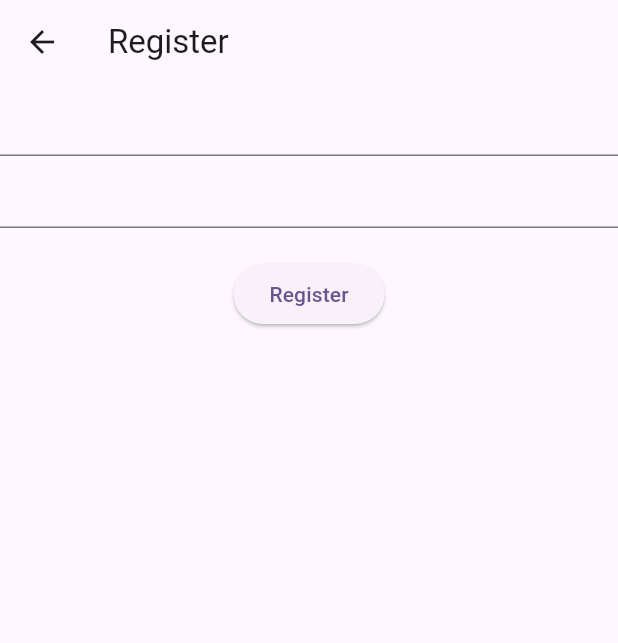
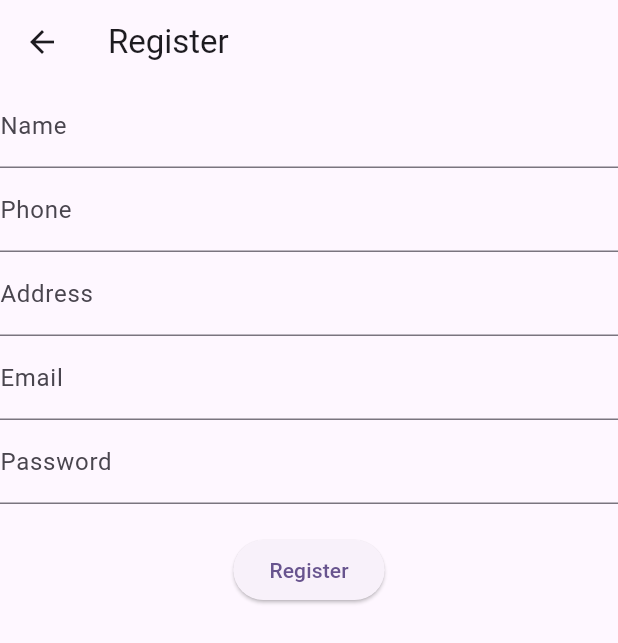
Before and after one commit to MuhammadAliKust/Flutter-B23-Firebase, a Flutter app: the RegisterView screen opened directly, on a phone screen of 412 x 824 dp. Shown: the top 643 px of the screen. Run offline on Flutter 3.47's test engine with Material 3 defaults, Android fonts, the phone set to English and light mode, and no system bars; our stand-ins replace cloud_firestore, firebase_auth, firebase_core; accounts and stored records are empty.

Commit message:
Create Profile Done

```diff
--- /dev/null
+++ b/lib/models/user.dart
@@ -0,0 +1,44 @@
+// To parse this JSON data, do
+//
+//     final userModel = userModelFromJson(jsonString);
+
+import 'dart:convert';
+
+UserModel userModelFromJson(String str) => UserModel.fromJson(json.decode(str));
+
+
+class UserModel {
+  final String? docId;
+  final String? name;
+  final String? address;
+  final String? phone;
+  final String? email;
+  final int? createdAt;
+
+  UserModel({
+    this.docId,
+    this.address,
+    this.name,
+    this.phone,
+    this.email,
+    this.createdAt,
+  });
+
+  factory UserModel.fromJson(Map<String, dynamic> json) => UserModel(
+    docId: json["docID"],
+    name: json["name"],
+    address: json["address"],
+    phone: json["phone"],
+    email: json["email"],
+    createdAt: json["createdAt"],
+  );
+
+  Map<String, dynamic> toJson(String userID) => {
+    "docID": userID,
+    "name": name,
+    "phone": phone,
+    "email": email,
+    "address": address,
+    "createdAt": createdAt,
+  };
+}
--- a/lib/views/register.dart
+++ b/lib/views/register.dart
@@ -1,5 +1,7 @@
 import 'package:flutter/material.dart';
+import 'package:flutter_b23_firebase/models/user.dart';
 import 'package:flutter_b23_firebase/services/auth.dart';
+import 'package:flutter_b23_firebase/services/user.dart';
 
 class RegisterView extends StatefulWidget {
   const RegisterView({super.key});
@@ -9,6 +11,9 @@ class RegisterView extends StatefulWidget {
 }
 
 class _RegisterViewState extends State<RegisterView> {
+  TextEditingController nameController = TextEditingController();
+  TextEditingController phoneController = TextEditingController();
+  TextEditingController addressController = TextEditingController();
   TextEditingController emailController = TextEditingController();
   TextEditingController pwdController = TextEditingController();
   bool isLoading = false;
@@ -19,8 +24,26 @@ class _RegisterViewState extends State<RegisterView> {
       appBar: AppBar(title: Text("Register")),
       body: Column(
         children: [
-          TextField(controller: emailController),
-          TextField(controller: pwdController),
+          TextField(
+            controller: nameController,
+            decoration: InputDecoration(label: Text("Name")),
+          ),
+          TextField(
+            controller: phoneController,
+            decoration: InputDecoration(label: Text("Phone")),
+          ),
+          TextField(
+            controller: addressController,
+            decoration: InputDecoration(label: Text("Address")),
+          ),
+          TextField(
+            controller: emailController,
+            decoration: InputDecoration(label: Text("Email")),
+          ),
+          TextField(
+            controller: pwdController,
+            decoration: InputDecoration(label: Text("Password")),
+          ),
           SizedBox(height: 20),
           isLoading
               ? Center(child: CircularProgressIndicator())
@@ -46,7 +69,18 @@ class _RegisterViewState extends State<RegisterView> {
                             email: emailController.text,
                             password: pwdController.text,
                           )
-                          .then((val) {
+                          .then((user) async {
+                            await UserServices().createUser(
+                              UserModel(
+                                docId: user.uid.toString(),
+                                name: nameController.text,
+                                phone: phoneController.text,
+                                address: addressController.text,
+                                email: emailController.text,
+                                createdAt:
+                                    DateTime.now().millisecondsSinceEpoch,
+                              ),
+                            );
                             isLoading = false;
                             setState(() {});
                             showDialog(
```
Also changed, not shown: lib/services/user.dart (added, +21 -0 lines), lib/views/login.dart (+20 -2 lines).
